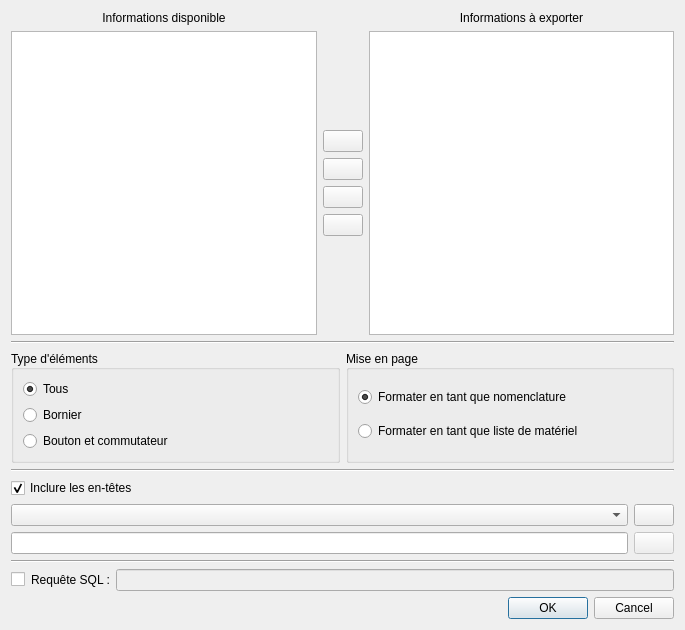
Old version of the form sources/ui/bomexportdialog.ui in the repository qelectrotech/qelectrotech-source-mirror.
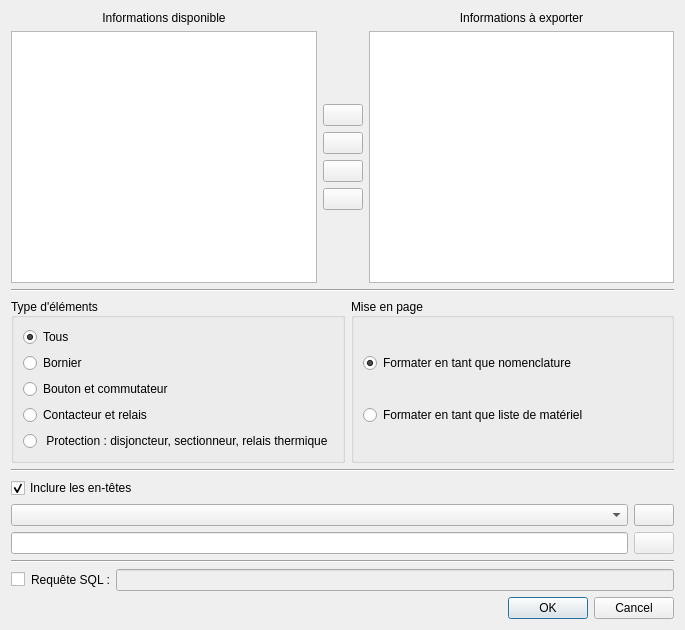
New version of the form. Icons and pictures are not drawn.

Commit message: Nomenclature export : add coil and protection query

What changed in the file:
```diff
--- a/sources/ui/bomexportdialog.ui
+++ b/sources/ui/bomexportdialog.ui
@@ -220,6 +220,20 @@
            </property>
           </widget>
          </item>
+         <item>
+          <widget class="QRadioButton" name="m_coil_rb">
+           <property name="text">
+            <string>Contacteur et relais</string>
+           </property>
+          </widget>
+         </item>
+         <item>
+          <widget class="QRadioButton" name="m_protection_rb">
+           <property name="text">
+            <string> Protection : disjoncteur, sectionneur, relais thermique</string>
+           </property>
+          </widget>
+         </item>
         </layout>
        </widget>
       </item>
```
The commit also changes 1 other file.
